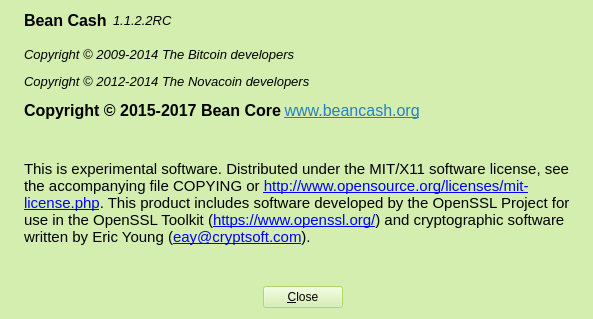
The window that src/qt/forms/aboutdialog.ui (teambean/BeanCash) describes before a commit, drawn with Qt 5.
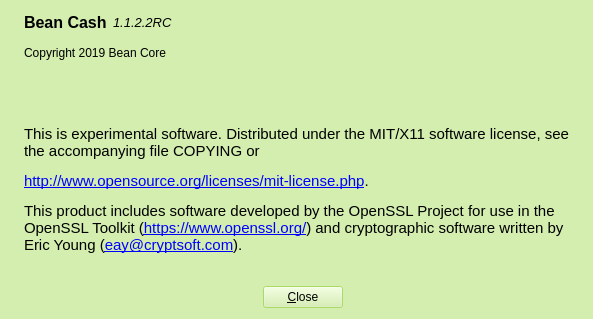
The same window after the commit. Icons and pictures are not drawn.

Commit message: AboutDialog updated, with better copyright year handling. Qt cleanup

Diff of the .ui file:
```diff
--- a/src/qt/forms/aboutdialog.ui
+++ b/src/qt/forms/aboutdialog.ui
@@ -193,33 +193,20 @@
    <bool>false</bool>
   </property>
   <layout class="QGridLayout" name="gridLayout">
+   <item row="0" column="4">
+    <spacer name="horizontalSpacer_4">
+     <property name="orientation">
+      <enum>Qt::Horizontal</enum>
+     </property>
+     <property name="sizeHint" stdset="0">
+      <size>
+       <width>40</width>
+       <height>20</height>
+      </size>
+     </property>
+    </spacer>
+   </item>
    <item row="5" column="3">
-    <spacer name="horizontalSpacer_3">
-     <property name="orientation">
-      <enum>Qt::Horizontal</enum>
-     </property>
-     <property name="sizeHint" stdset="0">
-      <size>
-       <width>187</width>
-       <height>20</height>
-      </size>
-     </property>
-    </spacer>
-   </item>
-   <item row="1" column="1" colspan="3">
-    <spacer name="verticalSpacer_2">
-     <property name="orientation">
-      <enum>Qt::Vertical</enum>
-     </property>
-     <property name="sizeHint" stdset="0">
-      <size>
-       <width>468</width>
-       <height>1</height>
-      </size>
-     </property>
-    </spacer>
-   </item>
-   <item row="5" column="2">
     <widget class="QPushButton" name="closeButton">
      <property name="sizePolicy">
       <sizepolicy hsizetype="Fixed" vsizetype="Fixed">
@@ -248,19 +235,6 @@
      </property>
     </widget>
    </item>
-   <item row="5" column="1">
-    <spacer name="horizontalSpacer_2">
-     <property name="orientation">
-      <enum>Qt::Horizontal</enum>
-     </property>
-     <property name="sizeHint" stdset="0">
-      <size>
-       <width>188</width>
-       <height>20</height>
-      </size>
-     </property>
-    </spacer>
-   </item>
    <item row="0" column="0" rowspan="6">
     <widget class="QLabel" name="label_4">
      <property name="sizePolicy">
@@ -274,7 +248,58 @@
      </property>
     </widget>
    </item>
-   <item row="0" column="1" colspan="2">
+   <item row="5" column="4">
+    <spacer name="horizontalSpacer_3">
+     <property name="orientation">
+      <enum>Qt::Horizontal</enum>
+     </property>
+     <property name="sizeHint" stdset="0">
+      <size>
+       <width>187</width>
+       <height>20</height>
+      </size>
+     </property>
+    </spacer>
+   </item>
+   <item row="5" column="2">
+    <spacer name="horizontalSpacer_2">
+     <property name="orientation">
+      <enum>Qt::Horizontal</enum>
+     </property>
+     <property name="sizeHint" stdset="0">
+      <size>
+       <width>188</width>
+       <height>20</height>
+      </size>
+     </property>
+    </spacer>
+   </item>
+   <item row="3" column="2" rowspan="2" colspan="3">
+    <widget class="QLabel" name="label_2">
+     <property name="font">
+      <font>
+       <family>Liberation Sans</family>
+       <pointsize>10</pointsize>
+      </font>
+     </property>
+     <property name="cursor">
+      <cursorShape>IBeamCursor</cursorShape>
+     </property>
+     <property name="text">
+      <string>&lt;html&gt;&lt;head/&gt;&lt;body&gt;&lt;p&gt;&lt;span style=&quot; font-size:11pt;&quot;&gt;This is experimental software. Distributed under the MIT/X11 software license, see the accompanying file COPYING or &lt;/span&gt;&lt;/p&gt;&lt;p&gt;&lt;a href=&quot;http://www.opensource.org/licenses/mit-license.php&quot;&gt;&lt;span style=&quot; font-size:11pt; text-decoration: underline; color:#0000ff;&quot;&gt;http://www.opensource.org/licenses/mit-license.php&lt;/span&gt;&lt;/a&gt;&lt;span style=&quot; font-size:11pt;&quot;&gt;. &lt;/span&gt;&lt;/p&gt;&lt;p&gt;&lt;span style=&quot; font-size:11pt;&quot;&gt;This product includes software developed by the OpenSSL Project for use in the OpenSSL Toolkit (&lt;/span&gt;&lt;a href=&quot;https://www.openssl.org/&quot;&gt;&lt;span style=&quot; font-size:11pt; text-decoration: underline; color:#0000ff;&quot;&gt;https://www.openssl.org/&lt;/span&gt;&lt;/a&gt;&lt;span style=&quot; font-size:11pt;&quot;&gt;) and cryptographic software written by Eric Young (&lt;/span&gt;&lt;a href=&quot;mailto:eay@cryptsoft.com&quot;&gt;&lt;span style=&quot; font-size:11pt; text-decoration: underline; color:#0000ff;&quot;&gt;eay@cryptsoft.com&lt;/span&gt;&lt;/a&gt;&lt;span style=&quot; font-size:11pt;&quot;&gt;).&lt;/span&gt;&lt;/p&gt;&lt;/body&gt;&lt;/html&gt;</string>
+     </property>
+     <property name="textFormat">
+      <enum>Qt::RichText</enum>
+     </property>
+     <property name="wordWrap">
+      <bool>true</bool>
+     </property>
+     <property name="textInteractionFlags">
+      <set>Qt::LinksAccessibleByMouse|Qt::TextSelectableByKeyboard|Qt::TextSelectableByMouse</set>
+     </property>
+    </widget>
+   </item>
+   <item row="0" column="2" colspan="2">
     <layout class="QHBoxLayout" name="horizontalLayout">
      <item>
       <widget class="QLabel" name="label">
@@ -332,69 +357,13 @@
      </item>
     </layout>
    </item>
-   <item row="3" column="1" rowspan="2" colspan="3">
-    <widget class="QLabel" name="label_2">
-     <property name="font">
-      <font>
-       <family>Liberation Sans</family>
-       <pointsize>10</pointsize>
-      </font>
-     </property>
-     <property name="cursor">
-      <cursorShape>IBeamCursor</cursorShape>
-     </property>
-     <property name="text">
-      <string>&lt;html&gt;&lt;head/&gt;&lt;body&gt;&lt;p&gt;&lt;span style=&quot; font-size:11pt;&quot;&gt;This is experimental software. Distributed under the MIT/X11 software license, see the accompanying file COPYING or &lt;/span&gt;&lt;a href=&quot;http://www.opensource.org/licenses/mit-license.php&quot;&gt;&lt;span style=&quot; font-size:11pt; text-decoration: underline; color:#0000ff;&quot;&gt;http://www.opensource.org/licenses/mit-license.php&lt;/span&gt;&lt;/a&gt;&lt;span style=&quot; font-size:11pt;&quot;&gt;. This product includes software developed by the OpenSSL Project for use in the OpenSSL Toolkit (&lt;/span&gt;&lt;a href=&quot;https://www.openssl.org/&quot;&gt;&lt;span style=&quot; font-size:11pt; text-decoration: underline; color:#0000ff;&quot;&gt;https://www.openssl.org/&lt;/span&gt;&lt;/a&gt;&lt;span style=&quot; font-size:11pt;&quot;&gt;) and cryptographic software written by Eric Young (&lt;/span&gt;&lt;a href=&quot;mailto:eay@cryptsoft.com&quot;&gt;&lt;span style=&quot; font-size:11pt; text-decoration: underline; color:#0000ff;&quot;&gt;eay@cryptsoft.com&lt;/span&gt;&lt;/a&gt;&lt;span style=&quot; font-size:11pt;&quot;&gt;).&lt;/span&gt;&lt;/p&gt;&lt;/body&gt;&lt;/html&gt;</string>
-     </property>
-     <property name="textFormat">
-      <enum>Qt::RichText</enum>
-     </property>
-     <property name="wordWrap">
-      <bool>true</bool>
-     </property>
-     <property name="textInteractionFlags">
-      <set>Qt::LinksAccessibleByMouse|Qt::TextSelectableByKeyboard|Qt::TextSelectableByMouse</set>
-     </property>
-    </widget>
-   </item>
-   <item row="2" column="1" colspan="3">
+   <item row="1" column="2">
     <widget class="QLabel" name="copyrightLabel">
-     <property name="font">
-      <font>
-       <family>Liberation Sans</family>
-       <pointsize>10</pointsize>
-      </font>
-     </property>
-     <property name="cursor">
-      <cursorShape>IBeamCursor</cursorShape>
-     </property>
      <property name="text">
-      <string>&lt;!DOCTYPE HTML PUBLIC &quot;-//W3C//DTD HTML 4.0//EN&quot; &quot;http://www.w3.org/TR/REC-html40/strict.dtd&quot;&gt;
-&lt;html&gt;&lt;head&gt;&lt;meta name=&quot;qrichtext&quot; content=&quot;1&quot; /&gt;&lt;style type=&quot;text/css&quot;&gt;
-p, li { white-space: pre-wrap; }
-&lt;/style&gt;&lt;/head&gt;&lt;body style=&quot; font-family:'Liberation Sans'; font-size:10pt; font-weight:400; font-style:normal;&quot;&gt;
-&lt;p style=&quot; margin-top:12px; margin-bottom:12px; margin-left:0px; margin-right:0px; -qt-block-indent:0; text-indent:0px;&quot;&gt;&lt;span style=&quot; font-style:italic;&quot;&gt;Copyright © 2009-2014 The Bitcoin developers&lt;/span&gt;&lt;/p&gt;
-&lt;p style=&quot; margin-top:12px; margin-bottom:12px; margin-left:0px; margin-right:0px; -qt-block-indent:0; text-indent:0px;&quot;&gt;&lt;span style=&quot; font-style:italic;&quot;&gt;Copyright © 2012-2014 The Novacoin developers&lt;/span&gt;&lt;/p&gt;
-&lt;p style=&quot; margin-top:12px; margin-bottom:12px; margin-left:0px; margin-right:0px; -qt-block-indent:0; text-indent:0px;&quot;&gt;&lt;span style=&quot; font-size:12pt; font-weight:600;&quot;&gt;Copyright © 2015-2017 Bean Core&lt;/span&gt;&lt;span style=&quot; font-weight:600; font-style:italic;&quot;&gt; &lt;/span&gt;&lt;a href=&quot;http://www.beancash.org&quot;&gt;&lt;span style=&quot; font-size:12pt; text-decoration: underline; color:#2980b9;&quot;&gt;www.beancash.org&lt;/span&gt;&lt;/a&gt;&lt;/p&gt;&lt;/body&gt;&lt;/html&gt;</string>
-     </property>
-     <property name="textInteractionFlags">
-      <set>Qt::LinksAccessibleByMouse|Qt::TextSelectableByKeyboard|Qt::TextSelectableByMouse</set>
+      <string>Copyright 2019 Bean Core</string>
      </property>
     </widget>
    </item>
-   <item row="0" column="3">
-    <spacer name="horizontalSpacer_4">
-     <property name="orientation">
-      <enum>Qt::Horizontal</enum>
-     </property>
-     <property name="sizeHint" stdset="0">
-      <size>
-       <width>40</width>
-       <height>20</height>
-      </size>
-     </property>
-    </spacer>
-   </item>
   </layout>
   <widget class="QWidget" name="verticalLayoutWidget">
    <property name="geometry">
```
The commit also changes 2 other files.
